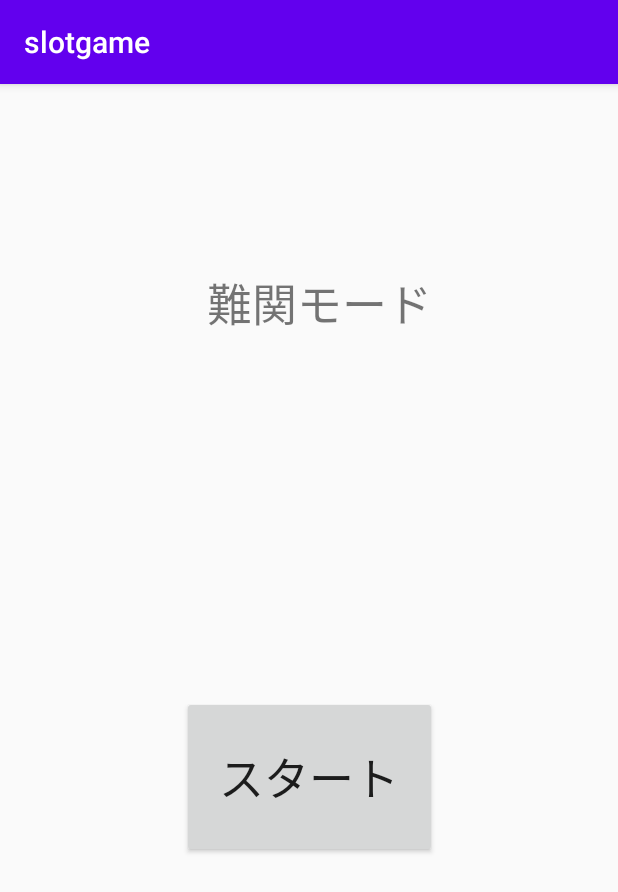
After one commit to konan-pbl-2021/slotgame, an Android app: the muzukashi screen opened directly, with no data from a screen before it, on a phone screen of 412 x 824 dp. The commit adds this screen. Shown: the top 892 px of the screen. Run offline under Robolectric (Android 15) with nearby library versions, the phone set to English and light mode, and no system bars.

Commit message:
一枚目 二枚目 難易度別3ページ 四枚目のhiroは仮 hiroは完成しだい撤去予定

```diff
--- a/app/src/main/AndroidManifest.xml
+++ b/app/src/main/AndroidManifest.xml
@@ -9,7 +9,11 @@
         android:roundIcon="@mipmap/ic_launcher_round"
         android:supportsRtl="true"
         android:theme="@style/AppTheme">
-        <activity android:name=".select"></activity>
+        <activity android:name=".hiro"></activity>
+        <activity android:name=".muzukashi" />
+        <activity android:name=".hutu" />
+        <activity android:name=".kantan" />
+        <activity android:name=".select" />
         <activity android:name=".MainActivity">
             <intent-filter>
                 <action android:name="android.intent.action.MAIN" />
--- /dev/null
+++ b/app/src/main/java/com/example/slotgame/muzukashi.java
@@ -0,0 +1,24 @@
+package com.example.slotgame;
+
+import androidx.appcompat.app.AppCompatActivity;
+
+import android.content.Intent;
+import android.os.Bundle;
+import android.view.View;
+import android.widget.Button;
+
+public class muzukashi extends AppCompatActivity {
+
+    @Override
+    protected void onCreate(Bundle savedInstanceState) {
+        super.onCreate(savedInstanceState);
+        setContentView(R.layout.activity_muzukashi);
+        Button muzukashistartButton = (Button)findViewById(R.id.muzukashistart);
+        muzukashistartButton.setOnClickListener(new View.OnClickListener(){
+            public void onClick(View v){
+                Intent intent = new Intent(muzukashi.this, hiro.class);
+                startActivity(intent);
+            }
+        });
+    }
+}
--- /dev/null
+++ b/app/src/main/res/layout/activity_muzukashi.xml
@@ -0,0 +1,33 @@
+<?xml version="1.0" encoding="utf-8"?>
+<androidx.constraintlayout.widget.ConstraintLayout xmlns:android="http://schemas.android.com/apk/res/android"
+    xmlns:app="http://schemas.android.com/apk/res-auto"
+    xmlns:tools="http://schemas.android.com/tools"
+    android:layout_width="match_parent"
+    android:layout_height="match_parent"
+    tools:context=".muzukashi">
+
+    <TextView
+        android:id="@+id/textView3"
+        android:layout_width="185dp"
+        android:layout_height="89dp"
+        android:text="難関モード"
+        android:textSize="30sp"
+        app:layout_constraintBottom_toBottomOf="parent"
+        app:layout_constraintEnd_toEndOf="parent"
+        app:layout_constraintHorizontal_bias="0.61"
+        app:layout_constraintStart_toStartOf="parent"
+        app:layout_constraintTop_toTopOf="parent"
+        app:layout_constraintVertical_bias="0.182" />
+
+    <Button
+        android:id="@+id/muzukashistart"
+        android:layout_width="170dp"
+        android:layout_height="108dp"
+        android:text="スタート"
+        android:textSize="30sp"
+        app:layout_constraintBottom_toBottomOf="parent"
+        app:layout_constraintEnd_toEndOf="parent"
+        app:layout_constraintStart_toStartOf="parent"
+        app:layout_constraintTop_toTopOf="parent"
+        app:layout_constraintVertical_bias="0.618" />
+</androidx.constraintlayout.widget.ConstraintLayout>
```
Also changed, not shown: app/src/main/java/com/example/slotgame/hiro.java (added, +14 -0 lines), app/src/main/java/com/example/slotgame/hutu.java (added, +24 -0 lines), app/src/main/java/com/example/slotgame/kantan.java (added, +24 -0 lines), app/src/main/java/com/example/slotgame/select.java (+24 -0 lines), app/src/main/res/layout/activity_hiro.xml (added, +9 -0 lines), app/src/main/res/layout/activity_hutu.xml (added, +32 -0 lines), app/src/main/res/layout/select.xml (+4 -17 lines).
